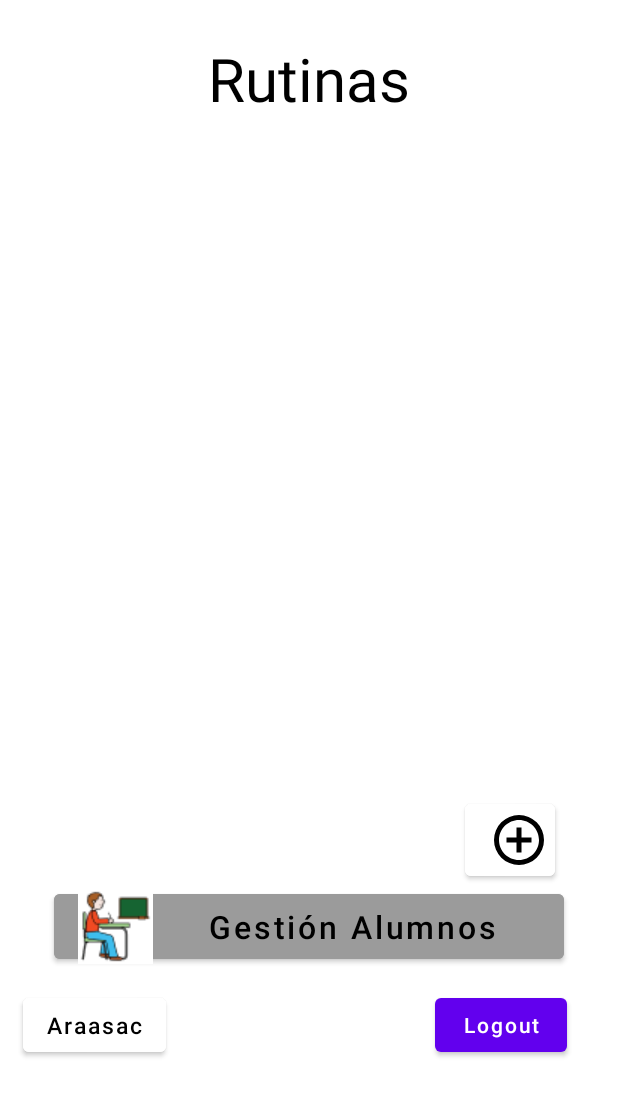
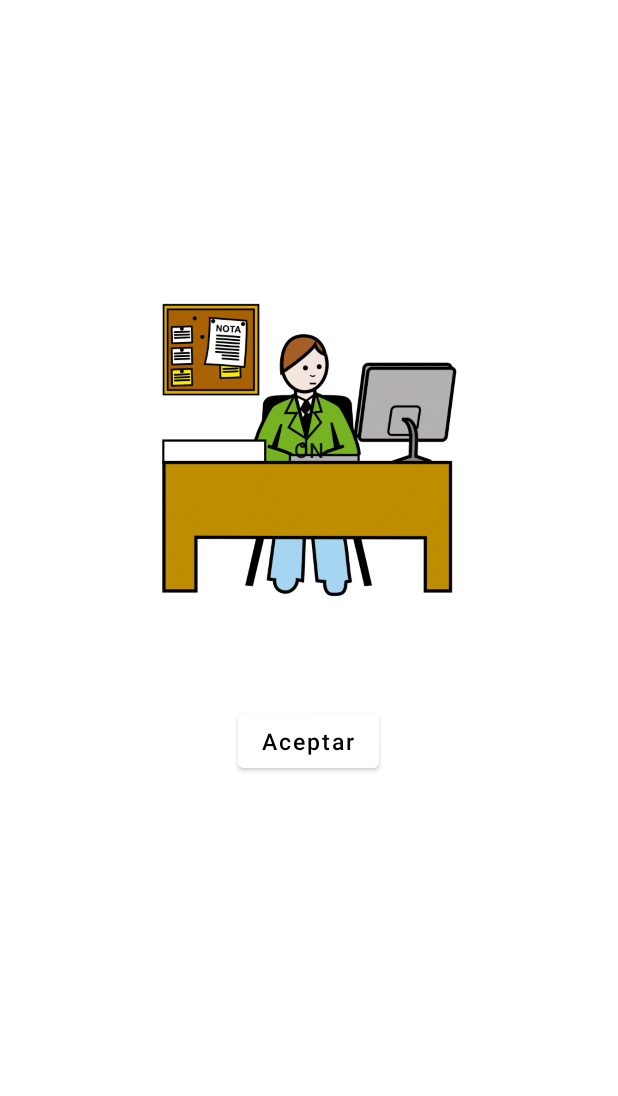
Before and after one commit to jlrojo31/PictoRutinas, an Android app: the screen it shows after launch once a user with an empty profile is signed in (HomeActivity before the commit, AdministradorAlumno after it), on a phone screen of 412 x 824 dp. Shown: the top 1096 px of the screen. Run offline under Robolectric (Android 15) with nearby library versions, the phone set to English and light mode, and no system bars; our stand-ins replace Firebase (no records; nobody signed in at launch, a user with empty details on screens opened directly).

Commit message:
admin alumno

```diff
--- a/app/src/main/AndroidManifest.xml
+++ b/app/src/main/AndroidManifest.xml
@@ -21,6 +21,9 @@
         android:supportsRtl="true"
         android:theme="@style/Theme.PictoRutinas"
         tools:targetApi="31">
+        <activity
+            android:name=".AdministradorAlumno"
+            android:exported="false" />
         <activity
             android:name=".TareaEnCurso"
             android:exported="false" />
--- /dev/null
+++ b/app/src/main/java/com/example/tfgpictorutinas/AdministradorAlumno.java
@@ -0,0 +1,82 @@
+package com.example.tfgpictorutinas;
+
+import androidx.annotation.NonNull;
+import androidx.appcompat.app.AppCompatActivity;
+
+import android.content.Intent;
+import android.os.Bundle;
+import android.view.View;
+import android.widget.Button;
+import android.widget.ToggleButton;
+
+import com.example.tfgpictorutinas.firebaseRDB.Usuario;
+import com.google.firebase.database.DataSnapshot;
+import com.google.firebase.database.DatabaseError;
+import com.google.firebase.database.DatabaseReference;
+import com.google.firebase.database.FirebaseDatabase;
+import com.google.firebase.database.ValueEventListener;
+
+import java.util.HashMap;
+import java.util.Map;
+
+public class AdministradorAlumno extends AppCompatActivity {
+
+    String nombre;
+    boolean admin = true;
+
+    FirebaseDatabase database = FirebaseDatabase.getInstance();
+    DatabaseReference myRef = database.getReference().child("pictorutinas").child("usuarios");
+    @Override
+    protected void onCreate(Bundle savedInstanceState) {
+        super.onCreate(savedInstanceState);
+        setContentView(R.layout.activity_administrador_alumno);
+
+        ToggleButton repeticionesBtn = findViewById(R.id.tgAdminAlum);
+
+        Bundle extras = getIntent().getExtras();
+        if (extras!=null) {
+            nombre = extras.getString("usuario");
+        }
+
+        Button AdminAlumBtn = findViewById(R.id.idBtnAdminAlum);
+
+        // onclick listener para el boton de aniadir
+        AdminAlumBtn.setOnClickListener(new View.OnClickListener() {
+            @Override
+            public void onClick(View v) {
+                if (repeticionesBtn.isChecked()) admin=true; else admin=false;
+
+                myRef.addListenerForSingleValueEvent(new ValueEventListener() {
+                    @Override
+                    public void onDataChange(DataSnapshot dataSnapshot) {
+                        for(DataSnapshot data: dataSnapshot.getChildren()){
+                            String key= data.getKey().toString();
+                            HashMap dataHash = (HashMap) data.getValue();
+                            if (nombre.equals((String) dataHash.get("nombre"))){
+                                Map<String, Object> update = new HashMap<>();
+                                update.put("administrador", admin);
+                                DatabaseReference referencia = myRef.child(key);
+                                referencia.updateChildren(update);
+                                break;
+                            };
+                        }
+                        if (admin){
+                            Intent i = new Intent(AdministradorAlumno.this, HomeActivity.class);
+                            startActivity(i);
+                        }else{
+                            Intent i = new Intent(AdministradorAlumno.this, HomeAlumno.class);
+                            startActivity(i);
+                        }
+                    }
+
+                    @Override
+                    public void onCancelled(@NonNull DatabaseError error) {
+
+                    }
+                });
+
+            }
+        });
+
+    }
+}
--- a/app/src/main/java/com/example/tfgpictorutinas/MainActivity.java
+++ b/app/src/main/java/com/example/tfgpictorutinas/MainActivity.java
@@ -34,10 +34,9 @@ public class MainActivity extends AppCompatActivity {
     // declaring a const int value which we
     // will be using in Firebase auth.
     public static final int RC_SIGN_IN = 1;
-
+    boolean administrador = true;
     // creating an auth listener for our Firebase auth
     private FirebaseAuth.AuthStateListener mAuthStateListener;
-
     // below is the list which we have created in which
     // we can add the authentication which we have to
     // display inside our app.
@@ -50,6 +49,9 @@ public class MainActivity extends AppCompatActivity {
             // below line is used for adding google
             // authentication builder in our app.
             new AuthUI.IdpConfig.GoogleBuilder().build());
+
+    String name = "";
+    String email = "";
 
     @Override
     protected void onCreate(Bundle savedInstanceState) {
@@ -66,10 +68,6 @@ public class MainActivity extends AppCompatActivity {
             @SuppressLint("ResourceType")
             @Override
             public void onAuthStateChanged(@NonNull FirebaseAuth firebaseAuth) {
-
-                String name = "";
-                String email = "";
-                boolean administrador = true;
                 // we are calling method for on authentication state changed.
                 // below line is used for getting current user which is
                 // authenticated previously.
@@ -78,83 +76,44 @@ public class MainActivity extends AppCompatActivity {
                 // checking if the user
                 // is null or not.
                 if (user != null) {
-                    //MIO VER DE PASAR A LA SIGUIENTE PANTALLA
                     FirebaseUser usuario = FirebaseAuth.getInstance().getCurrentUser();
                     if (usuario != null) {
                         // User is signed in
                         name = usuario.getDisplayName();
                         email = usuario.getEmail();
-                        Uri photoUrl = usuario.getPhotoUrl();
-
-                        // Check if user's email is verified
-                        boolean emailVerified = usuario.isEmailVerified();
-
-                        // The user's ID, unique to the Firebase project. Do NOT use this value to
-                        // authenticate with your backend server, if you have one. Use
-                        // FirebaseUser.getIdToken() instead.
-                        String uid = usuario.getUid();
                     } else {
                         // No user is signed in
                     }
-                    //MIO
 
                     //Firebase RealTime Database
                     FirebaseDatabase database = FirebaseDatabase.getInstance();
                     DatabaseReference myRef = database.getReference().child("pictorutinas").child("usuarios");
 
-                   /* // Read from the database
-                    myRef.addValueEventListener(new ValueEventListener() {
+                    myRef.addListenerForSingleValueEvent(new ValueEventListener() {
                         @Override
-                        public void onDataChange(@NonNull DataSnapshot dataSnapshot) {
-                            // This method is called once with the initial value and again
-                            // whenever data at this location is updated.
-                            Map<String,Object> value = (Map<String, Object>) dataSnapshot.getValue();
-                            Log.d(TAG, "Value is: " + value);
-                        }
-
-                        @Override
-                        public void onCancelled(@NonNull DatabaseError error) {
-                            // Failed to read value
-                            Log.w(TAG, "Failed to read value.", error.toException());
-                        }
-                    });
-                    */
-
-                    /*if (usuario != null) {
+                        public void onDataChange(DataSnapshot dataSnapshot) {
+                            boolean existe = false;
                             // MIRAR SI NO EXISTE USUARIO EN LA BBDD Y AÑADIRLO
                             name = usuario.getDisplayName();
                             email = usuario.getEmail();
-                        administrador = true; //Total  a retocar
                             Usuario usu = new Usuario(name,email,administrador);
-                        myRef.push().setValue(usu);
-                    } else {
-                        // No user is signed in
-                    }*/
-
-
-                    myRef.addListenerForSingleValueEvent(new ValueEventListener() {
-                        @Override
-                        public void onDataChange(DataSnapshot dataSnapshot) {
-                            String nombre="";
-                            String email="";
-                            boolean administrador=true;
-                            boolean existe = false;
-                            if (usuario != null) {
-                                // MIRAR SI NO EXISTE USUARIO EN LA BBDD Y AÑADIRLO
-                                nombre = usuario.getDisplayName();
-                                email = usuario.getEmail();
-                                administrador = true; //Total  a retocar
-                                Usuario usu = new Usuario(nombre,email,administrador);
                             for(DataSnapshot data: dataSnapshot.getChildren()){
                                 HashMap dataHash = (HashMap) data.getValue();
                                 if (email.equals((String) dataHash.get("email"))){
                                     existe = true;
+                                    administrador = (boolean)dataHash.get("administrador");
                                     break;
                                 };
                             }
                             if (!existe) myRef.push().setValue(usu);
-                            } else {
-                                // No user is signed in
+
+                            if (administrador) {
+                                Intent i = new Intent(MainActivity.this, AdministradorAlumno.class);
+                                i.putExtra("usuario", name);
+                                startActivity(i);
+                            }else{
+                                Intent i = new Intent(MainActivity.this, HomeAlumno.class);
+                                startActivity(i);
                             }
                         }
                         @Override
@@ -163,17 +122,6 @@ public class MainActivity extends AppCompatActivity {
                         }
                     });
                     //Fin Firebase RealTime Database
-
-                    if (administrador) {
-                        // if the user is already authenticated then we will
-                        // redirect our user to next screen which is our home screen.
-                        // we are redirecting to new screen via an intent.
-                        Intent i = new Intent(MainActivity.this, HomeActivity.class);
-                        startActivity(i);
-                    }else{
-                        Intent i = new Intent(MainActivity.this, HomeAlumno.class);
-                        startActivity(i);
-                    }
                     // we are calling finish method to kill or
                     // mainactivity which is displaying our login ui.
                     finish();
--- /dev/null
+++ b/app/src/main/res/drawable/tg_admin_alum_bg.xml
@@ -0,0 +1,7 @@
+<?xml version="1.0" encoding="utf-8"?>
+<selector xmlns:android="http://schemas.android.com/apk/res/android"
+    android:enterFadeDuration="@android:integer/config_shortAnimTime"
+    android:exitFadeDuration="@android:integer/config_shortAnimTime">
+    <item android:drawable="@drawable/alumno2" android:state_checked="false"/>
+    <item android:drawable="@drawable/admin" android:state_checked="true"/>
+</selector>
--- /dev/null
+++ b/app/src/main/res/layout/activity_administrador_alumno.xml
@@ -0,0 +1,33 @@
+<?xml version="1.0" encoding="utf-8"?>
+<LinearLayout xmlns:android="http://schemas.android.com/apk/res/android"
+    xmlns:app="http://schemas.android.com/apk/res-auto"
+    xmlns:tools="http://schemas.android.com/tools"
+    android:layout_width="match_parent"
+    android:layout_height="wrap_content"
+    android:orientation="vertical"
+    tools:context=".AdministradorAlumno">
+
+
+    <ToggleButton
+        android:id="@+id/tgAdminAlum"
+        android:layout_width="200dp"
+        android:layout_height="200dp"
+        android:layout_marginTop="200dp"
+        android:layout_gravity="center"
+        android:checked="true"
+        android:background="@drawable/tg_admin_alum_bg"/>
+
+    <Button
+        android:id="@+id/idBtnAdminAlum"
+        android:layout_width="wrap_content"
+        android:layout_height="wrap_content"
+        android:layout_gravity="center"
+        android:layout_marginTop="70dp"
+        android:text="Aceptar"
+        android:textSize="15dp"
+        android:textAllCaps="false"
+        android:textColor="@color/black"
+        android:backgroundTint="@color/cardview_light_background"/>
+
+
+</LinearLayout>
```
Also changed, not shown: app/src/main/res/drawable/admin.png (added). Lines whose indentation alone changed are shown as unchanged.
